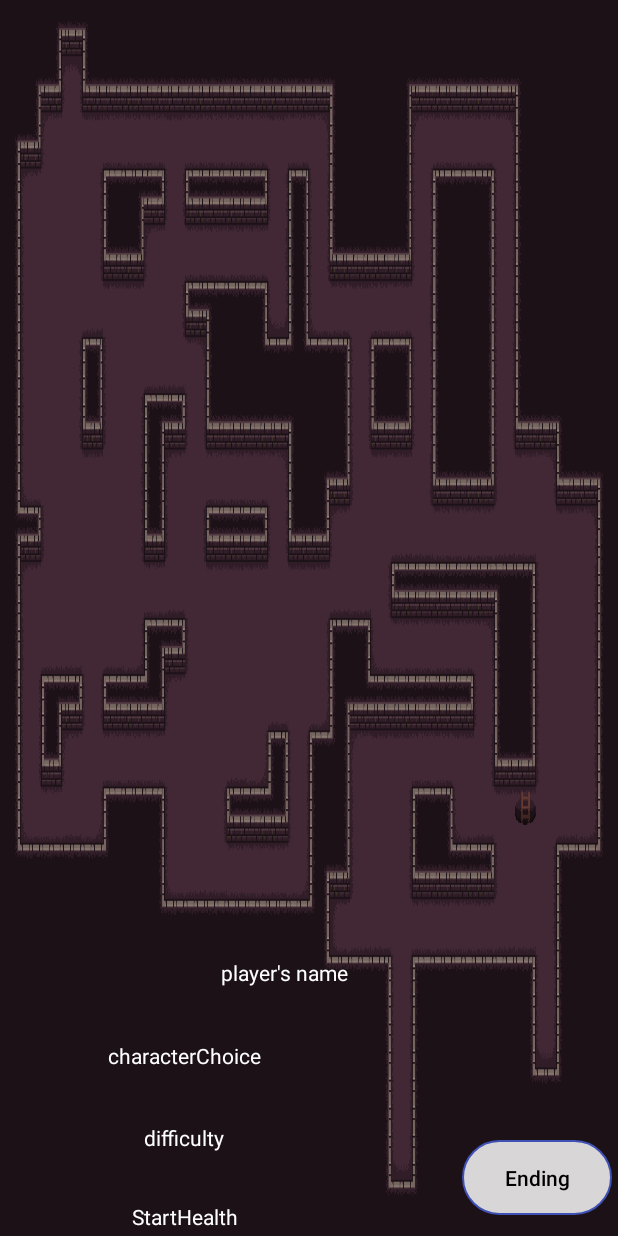
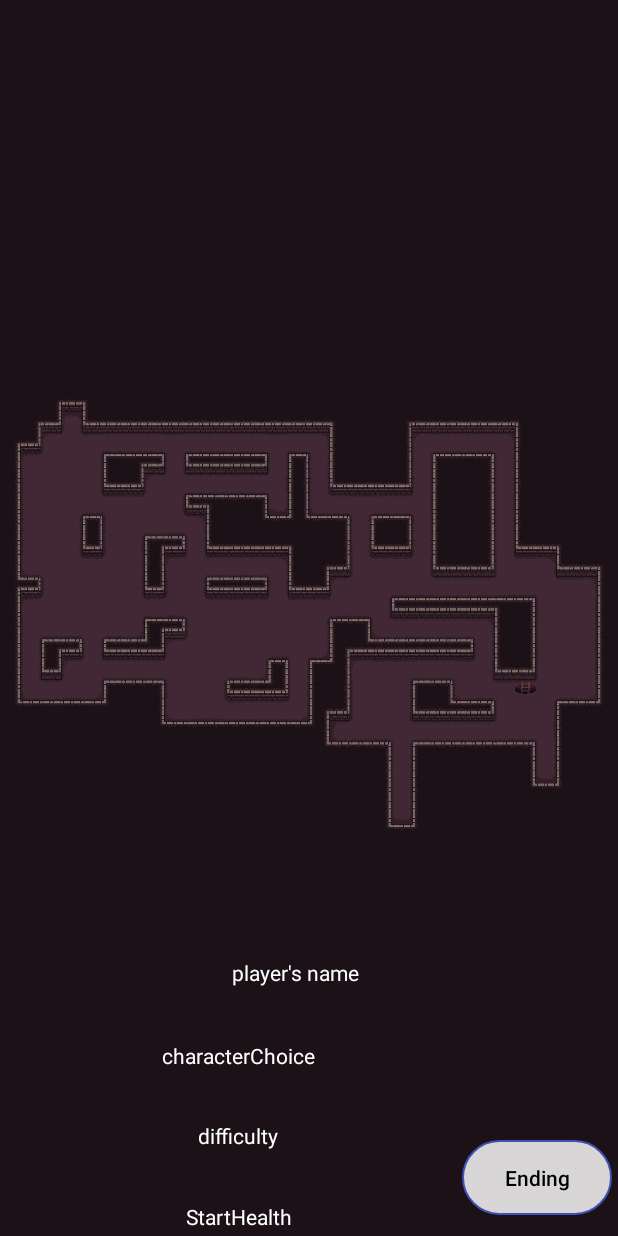
Before and after one commit to WYkSnOW/2D_Pixel_Dungeon_Game, an Android app: the layout player_view.xml on its own in the app's theme, with its tools: preview values and no code run, on a phone screen of 412 x 824 dp. Run offline under Robolectric (Android 15) with nearby library versions, the phone set to English and light mode, and no system bars.

Commit message:
add background music & left explanation comment for each part of code

```diff
--- a/app/src/main/AndroidManifest.xml
+++ b/app/src/main/AndroidManifest.xml
@@ -29,6 +29,8 @@
             android:screenOrientation="landscape"/>
         <activity android:name="EndingScreen"
             android:screenOrientation="landscape"/>
+        <activity android:name=".Music"
+            android:screenOrientation="landscape"/>
     </application>
 
 
--- a/app/src/main/java/com/example/myapplication/EndingScreen.java
+++ b/app/src/main/java/com/example/myapplication/EndingScreen.java
@@ -13,6 +13,8 @@ public class EndingScreen extends AppCompatActivity {
         super.onCreate(savedInstanceState);
         setContentView(R.layout.ending_screen);
 
+
+        //Goes back to the beginning of the game
         Button button = findViewById(R.id.goes_to_startingScreen);
         button.setOnClickListener(new View.OnClickListener() {
             @Override
@@ -23,5 +25,6 @@ public class EndingScreen extends AppCompatActivity {
                 finish();
             }
         });
+
     }
 }
--- a/app/src/main/res/layout/player_view.xml
+++ b/app/src/main/res/layout/player_view.xml
@@ -9,15 +9,27 @@
     tools:context=".PlayerView">
 
     <ImageView
+        android:id="@+id/map_back"
+        android:layout_width="match_parent"
+        android:layout_height="match_parent"
+        android:background="@drawable/back_background"
+        app:layout_constraintBottom_toBottomOf="parent"
+        app:layout_constraintEnd_toEndOf="parent"
+        app:layout_constraintStart_toStartOf="parent"
+        app:layout_constraintTop_toTopOf="parent"
+        app:layout_constraintVertical_bias="0.0" />
+
+
+    <ImageView
         android:id="@+id/map"
         android:layout_width="wrap_content"
         android:layout_height="match_parent"
-        android:background="@drawable/game_map_1"
+        android:src="@drawable/game_map_1"
         app:layout_constraintBottom_toBottomOf="parent"
         app:layout_constraintEnd_toEndOf="parent"
         app:layout_constraintStart_toStartOf="parent"
-        app:layout_constraintTop_toTopOf="parent" />
-
+        app:layout_constraintTop_toTopOf="parent"
+        app:layout_constraintVertical_bias="0.0" />
 
     <ImageView
         android:id="@+id/character"
@@ -27,10 +39,10 @@
         android:focusableInTouchMode="true"
         app:layout_constraintBottom_toBottomOf="parent"
         app:layout_constraintEnd_toEndOf="parent"
-        app:layout_constraintHorizontal_bias="0.223"
+        app:layout_constraintHorizontal_bias="0.36"
         app:layout_constraintStart_toStartOf="parent"
         app:layout_constraintTop_toTopOf="parent"
-        app:layout_constraintVertical_bias="0.661" />
+        app:layout_constraintVertical_bias="0.67" />
 
     <Button
         android:id="@+id/goes_to_endingScreen"
@@ -56,7 +68,7 @@
         android:textColor="#FFFFFF"
         app:layout_constraintBottom_toBottomOf="parent"
         app:layout_constraintEnd_toEndOf="parent"
-        app:layout_constraintHorizontal_bias="0.0"
+        app:layout_constraintHorizontal_bias="0.233"
         app:layout_constraintStart_toStartOf="parent"
         app:layout_constraintTop_toTopOf="parent"
         app:layout_constraintVertical_bias="0.797" />
@@ -70,7 +82,7 @@
         android:textColor="#FFFFFF"
         app:layout_constraintBottom_toBottomOf="parent"
         app:layout_constraintEnd_toEndOf="parent"
-        app:layout_constraintHorizontal_bias="0.175"
+        app:layout_constraintHorizontal_bias="0.314"
         app:layout_constraintStart_toStartOf="parent"
         app:layout_constraintTop_toTopOf="parent"
         app:layout_constraintVertical_bias="0.866" />
@@ -84,10 +96,10 @@
         android:textColor="#FFFFFF"
         app:layout_constraintBottom_toBottomOf="parent"
         app:layout_constraintEnd_toEndOf="parent"
-        app:layout_constraintHorizontal_bias="0.175"
+        app:layout_constraintHorizontal_bias="0.314"
         app:layout_constraintStart_toStartOf="parent"
         app:layout_constraintTop_toTopOf="parent"
-        app:layout_constraintVertical_bias="0.934" />
+        app:layout_constraintVertical_bias="0.932" />
 
     <TextView
         android:id="@+id/startHealth"
@@ -98,7 +110,7 @@
         android:textColor="#FFFFFF"
         app:layout_constraintBottom_toBottomOf="parent"
         app:layout_constraintEnd_toEndOf="parent"
-        app:layout_constraintHorizontal_bias="0.175"
+        app:layout_constraintHorizontal_bias="0.314"
         app:layout_constraintStart_toStartOf="parent"
         app:layout_constraintTop_toTopOf="parent"
         app:layout_constraintVertical_bias="1.0" />
```
Also changed, not shown: app/src/main/java/com/example/myapplication/ConfigScreen.java (+27 -30 lines), app/src/main/java/com/example/myapplication/MainActivity.java (+29 -40 lines), app/src/main/java/com/example/myapplication/PlayerView.java (+29 -52 lines), app/src/main/res/drawable/back_background.png (added), 1 other file.
